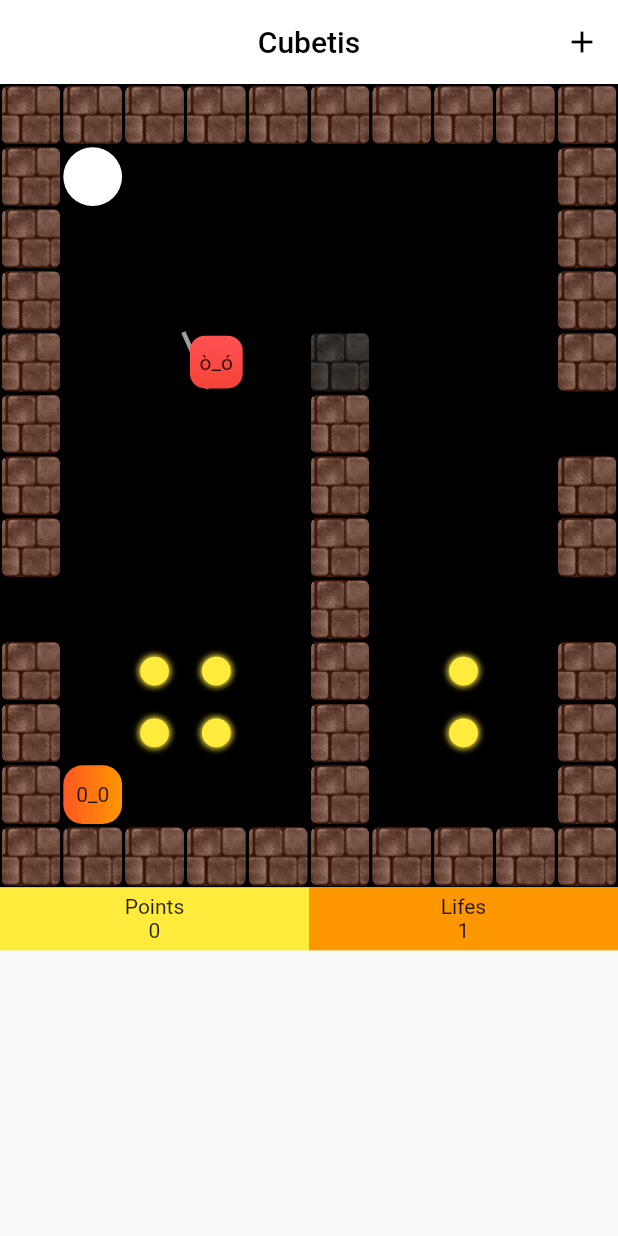
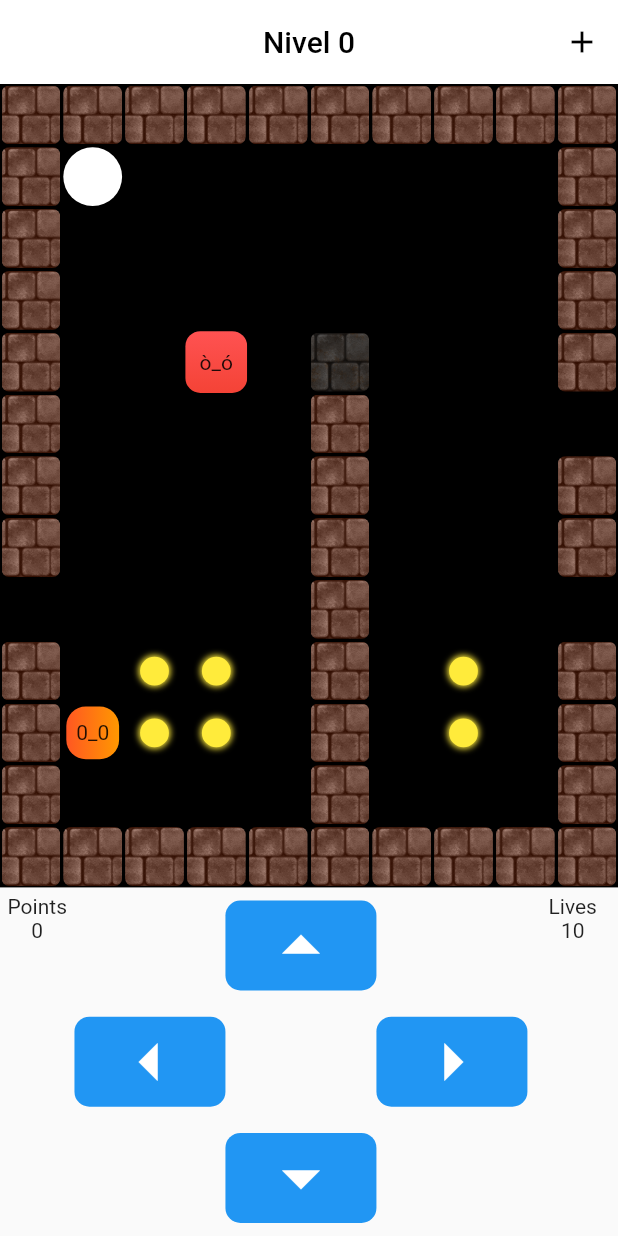
Before and after one commit to gerardggf/cubetis, a Flutter app: the screen it shows after launch, after a tap on "Start game", on a phone screen of 412 x 824 dp. Run offline on Flutter 3.47's test engine with Material 2 defaults, Android fonts, the phone set to English and light mode, and no system bars; our stand-ins replace flutter_riverpod, freezed_annotation, go_router, shared_preferences; generated files the repository leaves out were written again.

Commit message:
improving logics

```diff
--- a/assets/json/levels.json
+++ b/assets/json/levels.json
@@ -1,5 +1,5 @@
 {
     "levels":[
-        {"id":1,"name":"","coinsPos":[97,107,92,102,93,103],"enemies":[{"id":0,"enemiesPos":[61,51,41,42,43,44,45,46,47,46,45,44,54,64,63,62,46,56,66,67,68,58,48,38,28,18,17,16,15,14,13,23,24,25,26,36],"speed":1}],"playerPos":111,"finishPos":11,"wallsPos":[121,122,123,124,125,126,127,128,119,109,129,99,79,69,49,39,29,19,9,8,6,7,5,4,3,2,1,0,10,20,30,40,50,60,70,90,100,110,120,115,105,95,85,75,65,55,45],"creationDate":"2023-08-02 16:39:09.700970"}
-    ]
+        {"id":0,"name":"eee","coinsPos":[97,107,92,102,93,103],"enemies":[{"id":0,"enemiesPos":[61,51,41,42,43,44,45,46,47,46,45,44,54,64,63,62,46,56,66,67,68,58,48,38,28,18,17,16,15,14,13,23,24,25,26,36],"speed":1}],"playerPos":101,"finishPos":11,"wallsPos":[121,122,123,124,125,126,127,128,119,109,129,99,79,69,49,39,29,19,9,8,6,7,5,4,3,2,1,0,10,20,30,40,50,60,70,90,100,110,120,115,105,95,85,75,65,55,45],"creationDate":"2023-08-02 16:39:09.700970"}
+    ,{"id":1,"name":"","coinsPos":[112],"enemies":[{"id":0,"enemiesPos":[47,57,67,77,51,61,62,72,71,81,82,92,91],"speed":1}],"playerPos":1,"finishPos":22,"wallsPos":[0,63,73,83,93,36,46,56,66,76,86,96,106,103,113,123,34,35,6,16,26,10,11,12,13,14,20,30,40,50,60,70,80,90,100,110,128,118,108,98,88,78,68,58,48,38,28,18],"creationDate":"2023-08-06 12:16:08.211066"},{"id":2,"name":"","coinsPos":[84,86],"enemies":[{"id":0,"enemiesPos":[32],"speed":1}],"playerPos":54,"finishPos":56,"wallsPos":[70,60,50],"creationDate":"2023-08-06 12:45:58.845976"},{"id":3,"name":"","coinsPos":[],"enemies":[{"id":0,"enemiesPos":[35,45,46,36],"speed":1}],"playerPos":0,"finishPos":0,"wallsPos":[],"creationDate":"2023-08-06 13:59:45.352424"},{"id":4,"name":"","coinsPos":[],"enemies":[{"id":0,"enemiesPos":[82,92,93,94,95,96,97,98,88,87,86,85,84,83,22,23,24,25,26,27,37,36,35,34,33,32],"speed":1}],"playerPos":63,"finishPos":78,"wallsPos":[64,55,54,74,84,94,104,114,53,52,51,57,58,61,69,40,41,71,81,91,68,79,89,99,119,18,17,16,15,14,13,12,0,10,20,30,113,112,111,110,126,116,106,96,86,118,109,28,38,48,23,33,35,45,36,76,67,77],"creationDate":"2023-08-06 14:22:32.670912"}]
 }
--- a/lib/const/const.dart
+++ b/lib/const/const.dart
@@ -1,28 +1,18 @@
 import 'package:flutter/material.dart';
 
-const int kRows = 13;
-const int kColumns = 10;
+class GameParams {
+  static const int rows = 13;
+  static const int columns = 10;
+  static const int lives = 10;
 
-const int jugadorPosOrigen = ((kRows) * (kColumns - 2)) + 1;
+//tiempo movimiento enemigos
+  static const enemyUpdateTime = 300;
+}
 
 //tamaños por defecto
-const kPadding = 1.0;
-const kPaddingText = 20.0;
-const kBackgroundColor = Colors.black;
-const kBtnSize = 60.00;
-const kFontSize = 18.00;
-//posición para que no hayan objetos en la matriz (feura del mapa)
-const defaultPlayerPos = 111;
-
-//===============================================================================
+const double kPadding = 1;
+const Color kBackgroundColor = Colors.black;
+const double kBtnSize = 60;
 
 //color principal de todo el juego
 const kColor = Colors.blue;
-//(bd 20) maximo de derrotas antes de reiniciar niveles
-const vidas = 20;
-//tiempo actualización enemigos
-const eTime = 300;
-//activar números posición en cada cuadrícula
-const cuadriculaNums = false;
-//(bd 0) nivel máximo guardado en el almacenamiento local (uNivel). Reinicia todos los niveles para que te aparezcan los niveles hasta el indicado
-const maxNivelAlcanzado = 1;
--- a/lib/data/services/levels_service.dart
+++ b/lib/data/services/levels_service.dart
@@ -17,7 +17,17 @@ class LevelsService {
   List<LevelModel> get allLevels => _allLevels;
 
   Future<LevelModel> getLevel(int levelId) async {
-    return (await getAllLevels())[levelId];
+    try {
+      if (allLevels.isEmpty) {
+        await getAllLevels();
+      }
+      return allLevels[levelId];
+    } catch (e) {
+      if (kDebugMode) {
+        print(e);
+      }
+      return allLevels.last;
+    }
   }
 
   Future<bool> createLevel(LevelModel level) async {
--- a/lib/main.dart
+++ b/lib/main.dart
@@ -2,12 +2,26 @@ import 'package:cubetis/generated/translations.g.dart';
 import 'package:cubetis/presentation/routes/router.dart';
 import 'package:flutter/material.dart';
 import 'package:flutter_riverpod/flutter_riverpod.dart';
+import 'package:shared_preferences/shared_preferences.dart';
 
-void main() {
+void main() async {
+  WidgetsFlutterBinding.ensureInitialized();
+
+  final sharedPreferences = await SharedPreferences.getInstance();
+
   runApp(
-    const MyApp(),
+    ProviderScope(
+      overrides: [
+        sharedPreferencesProvider.overrideWithValue(sharedPreferences),
+      ],
+      child: const MyApp(),
+    ),
   );
 }
+
+final sharedPreferencesProvider = Provider<SharedPreferences>(
+  (ref) => throw UnimplementedError(),
+);
 
 class MyApp extends StatefulWidget {
   const MyApp({super.key});
@@ -20,13 +34,10 @@ class _MyAppState extends State<MyApp> with RouterMixin {
   @override
   Widget build(BuildContext context) {
     return TranslationProvider(
-      child: ProviderScope(
-        overrides: const [],
-        child: MaterialApp.router(
-          debugShowCheckedModeBanner: false,
-          routerConfig: router,
-          title: 'Cubetis',
-        ),
+      child: MaterialApp.router(
+        debugShowCheckedModeBanner: false,
+        routerConfig: router,
+        title: 'Cubetis',
       ),
     );
   }
--- a/lib/presentation/modules/home/game_widget.dart
+++ b/lib/presentation/modules/home/game_widget.dart
@@ -22,7 +22,7 @@ class GameWidget extends ConsumerStatefulWidget {
 }
 
 class _GameWidgetState extends ConsumerState<GameWidget> {
-  final int numCells = kColumns * kRows;
+  final int numCells = GameParams.columns * GameParams.rows;
 
   @override
   Widget build(BuildContext context) {
@@ -49,6 +49,7 @@ class _GameWidgetState extends ConsumerState<GameWidget> {
                 for (var i in controller.level!.enemies) {
                   enemiesList.addAll(i.enemiesPos);
                 }
+
                 if (controller.playerPos == index) {
                   return const Player();
                 } else if (controller.enemiesPos.contains(index)) {
@@ -66,23 +67,20 @@ class _GameWidgetState extends ConsumerState<GameWidget> {
                 } else if (controller.level!.finishPos == index) {
                   return const Finish();
                 } else {
-                  return const Empty(
-                      //index: index,
-                      );
+                  return const Empty();
                 }
               },
               gridDelegate: const SliverGridDelegateWithFixedCrossAxisCount(
-                crossAxisCount: kColumns,
+                crossAxisCount: GameParams.columns,
               ),
             ),
           ),
         ),
-        Row(
+        Expanded(
+          child: Row(
             children: [
-            Expanded(
-              child: Container(
+              Padding(
                 padding: const EdgeInsets.all(5),
-                color: Colors.yellow,
                 child: Column(
                   children: [
                     const Text('Points'),
@@ -92,16 +90,18 @@ class _GameWidgetState extends ConsumerState<GameWidget> {
                   ],
                 ),
               ),
+              Expanded(
+                flex: 5,
+                child: _buildButtonControl(notifier),
               ),
               Expanded(
-              child: Container(
+                child: Padding(
                   padding: const EdgeInsets.all(5),
-                color: Colors.orange,
-                child: const Column(
+                  child: Column(
                     children: [
-                    Text('Lifes'),
+                      const Text('Lives'),
                       Text(
-                      '1',
+                        controller.lives.toString(),
                       ),
                     ],
                   ),
@@ -109,138 +109,122 @@ class _GameWidgetState extends ConsumerState<GameWidget> {
               ),
             ],
           ),
-        const Expanded(child: SizedBox() //, _buildButtonControl(notifier),
         ),
       ],
     );
   }
 
-  // Widget _buildButtonControl(HomeController notifier) => Row(
-  //       children: [
-  //         const Expanded(
-  //           child: SizedBox(),
-  //         ),
-  //         Expanded(
-  //           flex: 5,
-  //           child: Column(
-  //             mainAxisAlignment: MainAxisAlignment.center,
-  //             crossAxisAlignment: CrossAxisAlignment.center,
-  //             children: [
-  //               Row(
-  //                 children: [
-  //                   const Expanded(
-  //                     child: SizedBox(),
-  //                   ),
-  //                   Expanded(
-  //                     child: GestureDetector(
-  //                       onTap: () => notifier.onButtonDown(
-  //                         direction: 0,
-  //                         canvasSize: widget.canvasSize,
-  //                       ),
-  //                       child: Container(
-  //                         decoration: BoxDecoration(
-  //                             color: kColor,
-  //                             borderRadius: BorderRadius.circular(10)),
-  //                         width: 50,
-  //                         height: 50,
-  //                         child: const Icon(
-  //                           Icons.arrow_drop_up,
-  //                           size: kBtnSize,
-  //                           color: Colors.white,
-  //                         ),
-  //                       ),
-  //                     ),
-  //                   ),
-  //                   const Expanded(
-  //                     child: SizedBox(),
-  //                   ),
-  //                 ],
-  //               ),
-  //               Row(
-  //                 mainAxisAlignment: MainAxisAlignment.center,
-  //                 crossAxisAlignment: CrossAxisAlignment.center,
-  //                 children: [
-  //                   Expanded(
-  //                     child: GestureDetector(
-  //                       onTap: () => notifier.onButtonDown(
-  //                         direction: 2,
-  //                         canvasSize: widget.canvasSize,
-  //                       ),
-  //                       child: Container(
-  //                         decoration: BoxDecoration(
-  //                             color: kColor,
-  //                             borderRadius: BorderRadius.circular(10)),
-  //                         width: 50,
-  //                         height: 50,
-  //                         child: const Icon(
-  //                           Icons.arrow_left,
-  //                           size: kBtnSize,
-  //                           color: Colors.white,
-  //                         ),
-  //                       ),
-  //                     ),
-  //                   ),
-  //                   const Expanded(
-  //                     child: SizedBox(),
-  //                   ),
-  //                   Expanded(
-  //                     child: GestureDetector(
-  //                       onTap: () => notifier.onButtonDown(
-  //                         direction: 3,
-  //                         canvasSize: widget.canvasSize,
-  //                       ),
-  //                       child: Container(
-  //                         decoration: BoxDecoration(
-  //                             color: kColor,
-  //                             borderRadius: BorderRadius.circular(10)),
-  //                         width: 50,
-  //                         height: 50,
-  //                         child: const Icon(
-  //                           Icons.arrow_right,
-  //                           size: kBtnSize,
-  //                           color: Colors.white,
-  //                         ),
-  //                       ),
-  //                     ),
-  //                   ),
-  //                 ],
-  //               ),
-  //               Row(
-  //                 children: [
-  //                   const Expanded(
-  //                     child: SizedBox(),
-  //                   ),
-  //                   Expanded(
-  //                     child: GestureDetector(
-  //                       onTap: () => notifier.onButtonDown(
-  //                         direction: 1,
-  //                         canvasSize: widget.canvasSize,
-  //                       ),
-  //                       child: Container(
-  //                         decoration: BoxDecoration(
-  //                             color: kColor,
-  //                             borderRadius: BorderRadius.circular(10)),
-  //                         width: 50,
-  //                         height: 50,
-  //                         child: const Icon(
-  //                           Icons.arrow_drop_down,
-  //                           size: kBtnSize,
-  //                           color: Colors.white,
-  //                         ),
-  //                       ),
-  //                     ),
-  //                   ),
-  //                   const Expanded(
-  //                     child: SizedBox(),
-  //                   ),
-  //                 ],
-  //               ),
-  //             ],
-  //           ),
-  //         ),
-  //         const Expanded(
-  //           child: SizedBox(),
-  //         ),
-  //       ],
-  //     );
+  Widget _buildButtonControl(HomeController notifier) => Column(
+        children: [
+          Expanded(
+            child: Row(
+              children: [
+                const Expanded(
+                  child: SizedBox(),
+                ),
+                Expanded(
+                  child: GestureDetector(
+                    onTap: () => notifier.onButtonDown(
+                      direction: 0,
+                      canvasSize: widget.canvasSize,
+                    ),
+                    child: Container(
+                      decoration: BoxDecoration(
+                        color: kColor,
+                        borderRadius: BorderRadius.circular(10),
+                      ),
+                      child: const Icon(
+                        Icons.arrow_drop_up,
+                        size: kBtnSize,
+                        color: Colors.white,
+                      ),
+                    ),
+                  ),
+                ),
+                const Expanded(
+                  child: SizedBox(),
+                ),
+              ],
+            ),
+          ),
+          Expanded(
+            child: Row(
+              children: [
+                Expanded(
+                  child: GestureDetector(
+                    onTap: () => notifier.onButtonDown(
+                      direction: 2,
+                      canvasSize: widget.canvasSize,
+                    ),
+                    child: Container(
+                      decoration: BoxDecoration(
+                        color: kColor,
+                        borderRadius: BorderRadius.circular(10),
+                      ),
+                      child: const Icon(
+                        Icons.arrow_left,
+                        size: kBtnSize,
+                        color: Colors.white,
+                      ),
+                    ),
+                  ),
+                ),
+                const Expanded(
+                  child: SizedBox(),
+                ),
+                Expanded(
+                  child: GestureDetector(
+                    onTap: () => notifier.onButtonDown(
+                      direction: 3,
+                      canvasSize: widget.canvasSize,
+                    ),
+                    child: Container(
+                      decoration: BoxDecoration(
+                        color: kColor,
+                        borderRadius: BorderRadius.circular(10),
+                      ),
+                      child: const Icon(
+                        Icons.arrow_right,
+                        size: kBtnSize,
+                        color: Colors.white,
+                      ),
+                    ),
+                  ),
+                ),
+              ],
+            ),
+          ),
+          Expanded(
+            child: Row(
+              children: [
+                const Expanded(
+                  child: SizedBox(),
+                ),
+                Expanded(
+                  child: GestureDetector(
+                    onTap: () => notifier.onButtonDown(
+                      direction: 1,
+                      canvasSize: widget.canvasSize,
+                    ),
+                    child: Container(
+                      decoration: BoxDecoration(
+                        color: kColor,
+                        borderRadius: BorderRadius.circular(10),
+                      ),
+                      child: const Icon(
+                        Icons.arrow_drop_down,
+                        size: kBtnSize,
+                        color: Colors.white,
+                      ),
+                    ),
+                  ),
+                ),
+                const Expanded(
+                  child: SizedBox(),
+                ),
+              ],
+            ),
+          ),
+        ],
+      );
 }
--- a/lib/presentation/modules/home/home_controller.dart
+++ b/lib/presentation/modules/home/home_controller.dart
@@ -3,6 +3,7 @@ import 'dart:async';
 import 'package:cubetis/domain/repositories/levels_repository.dart';
 import 'package:cubetis/presentation/modules/home/state/home_state.dart';
 import 'package:cubetis/const/const.dart';
+import 'package:flutter/foundation.dart';
 import 'package:flutter/widgets.dart';
 import 'package:flutter_riverpod/flutter_riverpod.dart';
 
@@ -24,17 +25,31 @@ class HomeController extends StateNotifier<HomeState> {
   Timer? timer;
 
   void _updatePlayerPos(int newPos) {
+    if (state.level == null) return;
     //tp from right to left when out of map
-    if (newPos % kColumns == 0 && newPos > state.playerPos) {
-      newPos -= kColumns;
+    if (newPos % GameParams.columns == 0 && newPos == state.playerPos + 1) {
+      newPos -= GameParams.columns;
     }
 
     //tp from left to right when out of map
-    if ((newPos + 1) % kColumns == 0 && newPos < state.playerPos) {
-      newPos += kColumns;
+    if ((newPos + 1) % GameParams.columns == 0 &&
+        newPos == state.playerPos - 1) {
+      newPos += GameParams.columns;
     }
 
-    //adding points
+    //tp up to down when out of map
+    if (newPos > (GameParams.rows * GameParams.columns)) {
+      newPos -= GameParams.rows * GameParams.columns;
+    }
+
+    //tp down to up when out of map
+    if (newPos.isNegative) {
+      newPos += GameParams.rows * GameParams.columns;
+    }
+
+    //------------------------------------------------
+
+    //counting points
     if (state.level!.coinsPos.contains(newPos) &&
         !state.points.contains(newPos)) {
       updatePoints(newPos);
@@ -43,15 +58,36 @@ class HomeController extends StateNotifier<HomeState> {
     //walls stopping player movement
     if (state.level!.wallsPos.contains(newPos) ||
         newPos < 0 ||
-        newPos >= kRows * kColumns) {
+        newPos >= (GameParams.columns * GameParams.rows)) {
       return;
     }
 
+    //hit by enemy
+    if (state.enemiesPos.contains(newPos) ||
+        state.enemiesPos.contains(state.playerPos)) {
+      _hitByEnemy();
+    }
+
+    //finish level
+    if (state.level!.finishPos == newPos &&
+        state.points.length == state.level!.coinsPos.length) {
+      loadLevel(state.level!.id + 1);
+      clearPoints();
+      if (kDebugMode) {
+        print('Nivel ${state.level!.id + 1}');
+      }
+    }
+
+    //update player pos
     state = state.copyWith(playerPos: newPos);
   }
 
   void updateEnemiesPos(List<int> enemiesPos) {
     state = state.copyWith(enemiesPos: enemiesPos);
+  }
+
+  void updatePlayerLives(int value) {
+    state = state.copyWith(lives: value);
   }
 
   void updateIsPlaying(bool value) {
@@ -60,7 +96,9 @@ class HomeController extends StateNotifier<HomeState> {
 
   Future<void> loadLevel(int levelId) async {
     final level = await levelsRepository.getLevel(levelId);
+    state = state.copyWith(playerPos: level.playerPos);
     state = state.copyWith(level: level);
+    _updateCurrentEnemies();
   }
 
   //points -------------------------------
@@ -74,11 +112,24 @@ class HomeController extends StateNotifier<HomeState> {
     state = state.copyWith(points: []);
   }
 
+  //enemy ------------------------------------
+
+  void _hitByEnemy() {
+    updatePlayerLives(state.lives - 1);
+    loadLevel(state.level!.id);
+    clearPoints();
+  }
+
   //-----------------------------------------
 
-  Future<void> startGame() async {
+  void startGame() {
+    if (state.level == null) return;
     updateIsPlaying(true);
+  }
 
+  void _updateCurrentEnemies() {
+    timer?.cancel();
+    updateEnemiesPos([]);
     final enemiesPos = state.level!.enemies
         .map(
           (e) => e.enemiesPos,
@@ -90,7 +141,7 @@ class HomeController extends StateNotifier<HomeState> {
         List.generate(enemiesPos.length, (index) => 0);
 
     timer = Timer.periodic(
-      const Duration(milliseconds: eTime),
+      const Duration(milliseconds: GameParams.enemyUpdateTime),
       (_) {
         for (var i = 0; i < enemiesPos.length; i++) {
           indexCounters[i]++;
@@ -101,6 +152,10 @@ class HomeController extends StateNotifier<HomeState> {
         }
 
         updateEnemiesPos(currentEnemiesPos);
+
+        if (currentEnemiesPos.contains(state.playerPos)) {
+          _hitByEnemy();
+        }
       },
     );
   }
@@ -123,16 +178,16 @@ class HomeController extends StateNotifier<HomeState> {
     } else {
       final dx = details.localPosition.dx - (canvasSize.width / 2);
       final dy = details.localPosition.dy -
-          ((canvasSize.width / kColumns) * kRows / 2);
+          ((canvasSize.width / GameParams.columns) * GameParams.rows / 2);
       // print('dx: $dx');
       // print('dy: $dy');
 
       //arriba
       if (dx > dy && -dx > dy) {
-        _updatePlayerPos(state.playerPos - kColumns);
+        _updatePlayerPos(state.playerPos - GameParams.columns);
       } //abajo
       else if (dx < dy && -dx < dy) {
-        _updatePlayerPos(state.playerPos + kColumns);
+        _updatePlayerPos(state.playerPos + GameParams.columns);
       } //izquierda
       else if (dx < dy && dx < -dy) {
         _updatePlayerPos(state.playerPos - 1);
@@ -158,10 +213,10 @@ class HomeController extends StateNotifier<HomeState> {
     } else {
       //arriba
       if (direction == 0) {
-        _updatePlayerPos(state.playerPos - kColumns);
+        _updatePlayerPos(state.playerPos - GameParams.columns);
       } //abajo
       else if (direction == 1) {
-        _updatePlayerPos(state.playerPos + kColumns);
+        _updatePlayerPos(state.playerPos + GameParams.columns);
       } //izquierda
       else if (direction == 2) {
         _updatePlayerPos(state.playerPos - 1);
--- a/lib/presentation/modules/home/home_view.dart
+++ b/lib/presentation/modules/home/home_view.dart
@@ -36,14 +36,20 @@ class _HomeViewState extends ConsumerState<HomeView> {
     return Scaffold(
       appBar: AppBar(
         centerTitle: true,
-        title: const Text(
-          'Cubetis',
-          style: TextStyle(
+        title: Text(
+          'Nivel ${controller.level?.id ?? ''}',
+          style: const TextStyle(
             color: Colors.black,
           ),
         ),
         backgroundColor: Colors.white,
         elevation: 0,
+        leading: IconButton(
+          onPressed: () {
+            context.pushNamed(Routes.levels);
+          },
+          icon: const Icon(Icons.menu),
+        ),
         actions: [
           IconButton(
             onPressed: () {
@@ -65,7 +71,7 @@ class _HomeViewState extends ConsumerState<HomeView> {
                   child: ElevatedButton(
                     onPressed: () async {
                       await notifier.loadLevel(0);
-                      await notifier.startGame();
+                      notifier.startGame();
                     },
                     child: const Text('Start game'),
                   ),
--- a/lib/presentation/modules/home/state/home_state.dart
+++ b/lib/presentation/modules/home/state/home_state.dart
@@ -11,7 +11,8 @@ class HomeState with _$HomeState {
     @Default(false) bool isPlaying,
     @Default([]) List<int> points,
     @Default(null) LevelModel? level,
-    @Default(defaultPlayerPos) int playerPos,
+    @Default(0) int playerPos,
     @Default([]) List<int> enemiesPos,
+    @Default(GameParams.lives) int lives,
   }) = _HomeState;
 }
--- a/lib/presentation/objects/enemy.dart
+++ b/lib/presentation/objects/enemy.dart
@@ -1,4 +1,3 @@
-import 'package:cubetis/const/const.dart';
 import 'package:flutter/material.dart';
 
 class Enemy extends StatelessWidget {
@@ -11,17 +10,7 @@ class Enemy extends StatelessWidget {
 
   @override
   Widget build(BuildContext context) {
-    return Stack(
-      children: [
-        Transform(
-          transform: Matrix4.rotationZ(20),
-          child: Container(
-            height: 3,
-            color: Colors.grey,
-          ),
-        ),
-        Container(
-          margin: const EdgeInsets.all(kPadding + 2),
+    return Container(
       decoration: BoxDecoration(
         borderRadius: BorderRadius.circular(10),
         //color: color,
@@ -38,8 +27,6 @@ class Enemy extends StatelessWidget {
       child: const Center(
         child: Text("ò_ó"),
       ),
-        ),
-      ],
     );
   }
 }
--- a/lib/presentation/objects/jugador.dart
+++ b/lib/presentation/objects/jugador.dart
@@ -11,9 +11,8 @@ class Player extends StatelessWidget {
 
   @override
   Widget build(BuildContext context) {
-    return Padding(
-      padding: const EdgeInsets.all(kPadding),
-      child: AnimatedContainer(
+    return AnimatedContainer(
+      margin: const EdgeInsets.all(kPadding + 2),
       duration: const Duration(seconds: 1),
       curve: Curves.bounceIn,
       decoration: BoxDecoration(
@@ -29,7 +28,6 @@ class Player extends StatelessWidget {
       child: const Center(
         child: Text("0_0"),
       ),
-      ),
     );
   }
 }
```
Also changed, not shown: lib/data/services/preferences_service.dart (added, +16 -0 lines), lib/presentation/modules/levels/levels_view.dart (+52 -4 lines), lib/presentation/modules/new_level/new_level_widget.dart (+5 -4 lines), lib/presentation/modules/offline/offline_view.dart (+6 -1 lines). Lines whose indentation alone changed are shown as unchanged.
